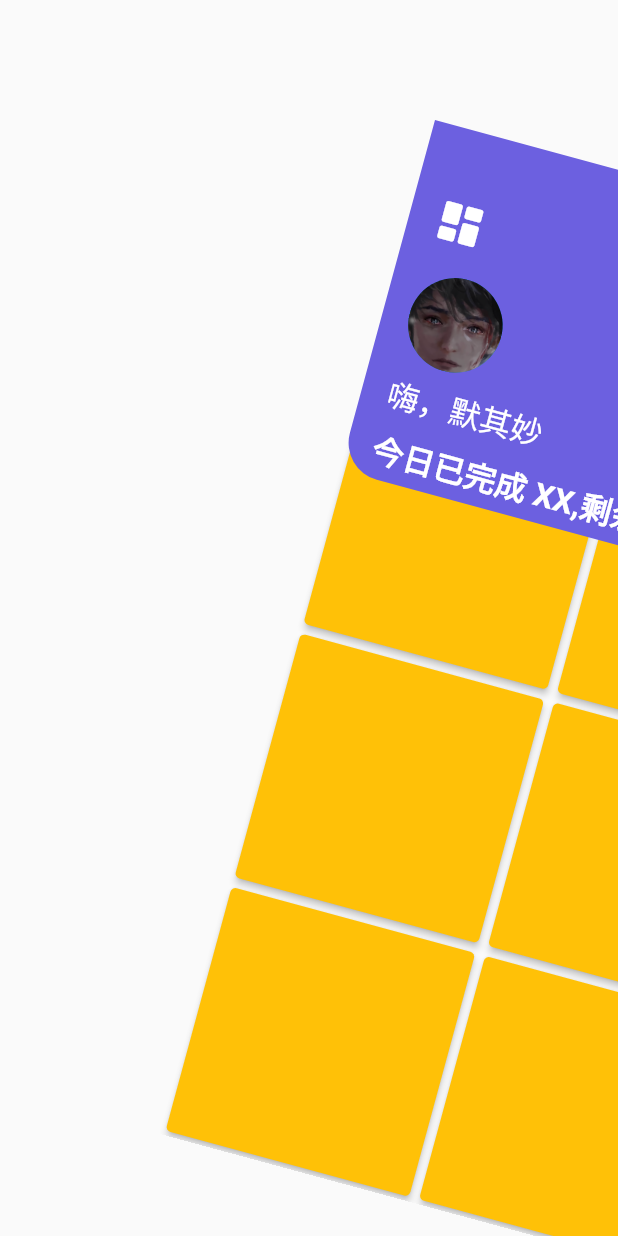
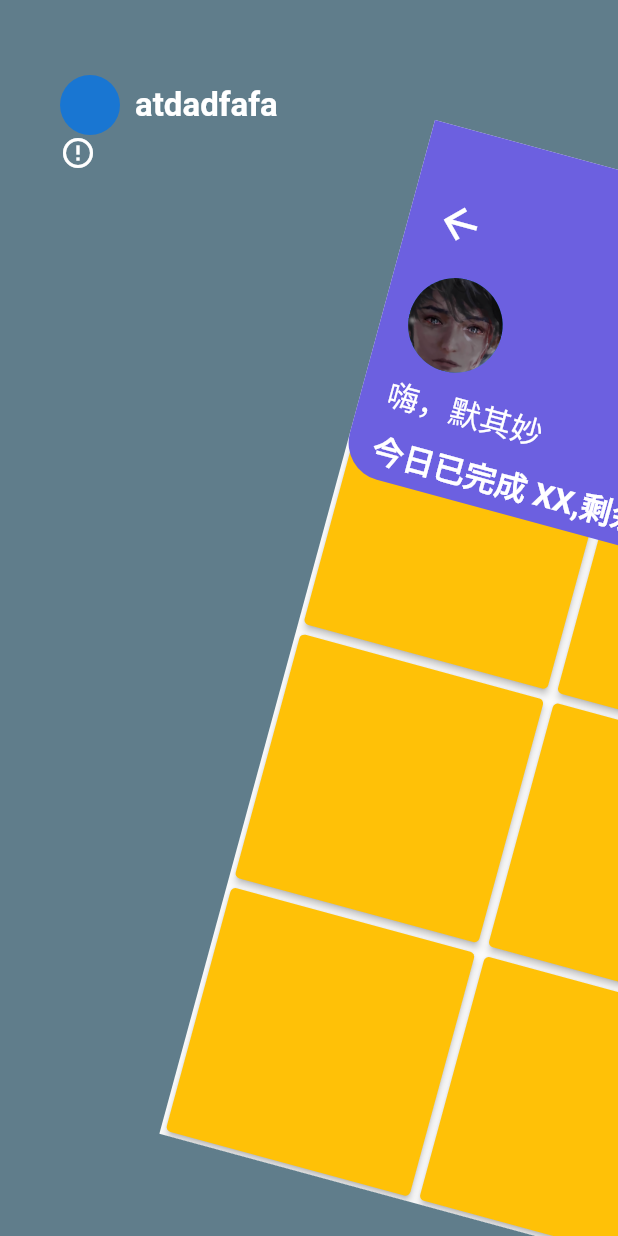
Before and after one commit to MooRoakee/flutter_set_habit, a Flutter app: the screen it shows after launch, scrolled down 455 dp, after a tap on the "dashboard" icon, on a phone screen of 412 x 824 dp. Run offline on Flutter 3.47's test engine with Material 2 defaults, Android fonts, the light colour scheme and no system bars; our stand-ins replace flutter_spinkit; missing offline and left inert: dart:ffi, webdav.

Commit message:
first commit

```diff
--- a/lib/page/drawer_screen.dart
+++ b/lib/page/drawer_screen.dart
@@ -1,5 +1,4 @@
 import 'package:flutter/material.dart';
-
 
 class DrawerScreen extends StatefulWidget {
   @override
@@ -10,7 +9,45 @@ class _DrawerScreenState extends State<DrawerScreen> {
   @override
   Widget build(BuildContext context) {
     return Container(
-
-    );
+        color: Colors.blueGrey,
+        child: Padding(
+          padding: EdgeInsets.only(top: 50, left: 40, bottom: 70),
+          child: Column(
+            children: [
+              Row(
+                children: [
+                  CircleAvatar(
+                    child: ClipRRect(
+                      borderRadius: BorderRadius.circular(20),
+                    ),
+                  ),
+                  SizedBox(
+                    width: 10,
+                  ),
+                  Text(
+                    'atdadfafa',
+                    style: TextStyle(
+                        color: Colors.white,
+                        fontSize: 22,
+                        fontWeight: FontWeight.bold),
+                  )
+                ],
+              ),
+              Column(
+                children: [
+                  Row(
+                    children: [
+                      Icon(
+                        Icons.error_outline,
+                        color: Colors.white,
+                      ),
+                      SizedBox(width: 20),
+                    ],
+                  )
+                ],
+              ),
+            ],
+          ),
+        ));
   }
 }
--- a/lib/page/home.dart
+++ b/lib/page/home.dart
@@ -11,18 +11,14 @@ class Home extends StatefulWidget {
 }
 
 class _MyAppState extends State<Home> {
-
   double xOffset = 0;
   double yOffset = 0;
   bool isDrawerOpen = false;
 
-
   @override
   void initState() {
-
     // habit.add(Habit(HabitSet(Colors.amber)));
     super.initState();
-
   }
 
   @override
@@ -31,12 +27,11 @@ class _MyAppState extends State<Home> {
     var height = MediaQuery.of(context).size.height; //返回context所在的窗口高度
     var heightScaleOfHead = 0.345;
 
-
-
     return AnimatedContainer(
       transform: Matrix4.translationValues(xOffset, yOffset, 0)
         ..scale(isDrawerOpen ? 0.85 : 1.00)
         ..rotateZ(isDrawerOpen ? -50 : 0),
+      curve: Curves.fastOutSlowIn,
       duration: Duration(milliseconds: 200),
       child: Scaffold(
         body: Column(
@@ -85,18 +80,25 @@ class _MyAppState extends State<Home> {
                     SizedBox(
                       height: height * 0.04,
                     ),
-                    InkWell(onTap: (){
-                      setState(() {
-                        isDrawerOpen = !isDrawerOpen;
-                        xOffset = 290;
-                        yOffset = 80;
-                      });
-                    },
-                                          child: Padding(
+                    Padding(
                       padding: EdgeInsets.all(width * 0.05),
                       child: Align(
                         alignment: Alignment.centerLeft,
-                          child: Icon(Icons.dashboard_rounded,
+                        child: GestureDetector(
+                          onTap: () {
+                            setState(() {
+                              isDrawerOpen = !isDrawerOpen;
+                              xOffset = isDrawerOpen ? 290 : 0;
+                              yOffset = isDrawerOpen ? 80 : 0;
+                            });
+                          },
+                          child: isDrawerOpen
+                              ? Icon(
+                                  Icons.arrow_back,
+                                  size: 40,
+                                  color: Colors.white,
+                                )
+                              : Icon(Icons.dashboard_rounded,
                                   size: 40, color: Colors.white),
                         ),
                       ),
```
Lines whose indentation alone changed are shown as unchanged.
